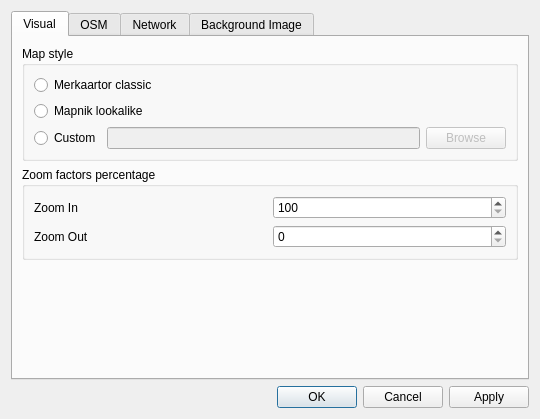
The window that Preferences/PreferencesDialog.ui (openstreetmap/merkaartor) describes before a commit, drawn with Qt 5.
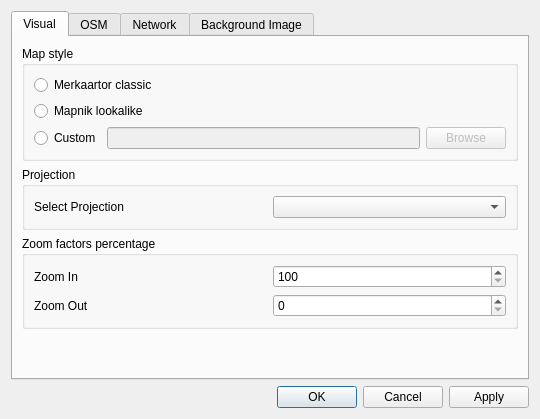
The same window after the commit. The open tabs and pages were chosen to show the change.

Commit message: ADD : configurable projection type (allow custom zoom in "Merkaartor" projection, for background also). fixes #752

What changed in the file:
```diff
--- a/Preferences/PreferencesDialog.ui
+++ b/Preferences/PreferencesDialog.ui
@@ -86,6 +86,25 @@
            </layout>
           </widget>
          </item>
+         <item>
+          <widget class="QGroupBox" name="groupBox_5" >
+           <property name="title" >
+            <string>Projection</string>
+           </property>
+           <layout class="QHBoxLayout" >
+            <item>
+             <widget class="QLabel" name="label_7" >
+              <property name="text" >
+               <string>Select Projection</string>
+              </property>
+             </widget>
+            </item>
+            <item>
+             <widget class="QComboBox" name="cbProjection" />
+            </item>
+           </layout>
+          </widget>
+         </item>
          <item>
           <widget class="QGroupBox" name="groupBox_4" >
            <property name="title" >
```
Left out of the diff: 2 changed lines with no effect on the pictures. The commit also changes 12 other files.
